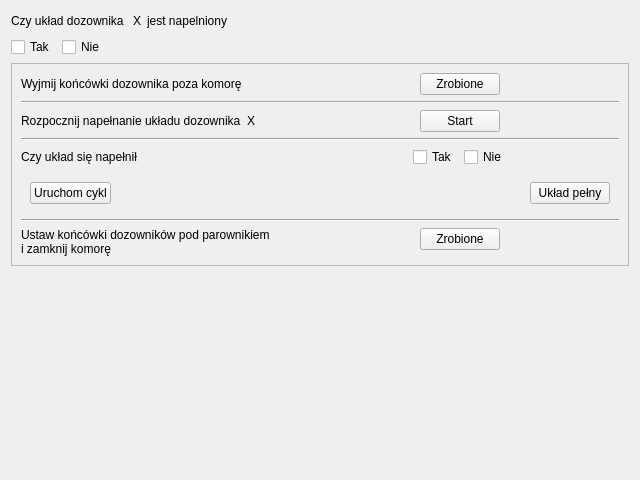
Old version of the form nowytest_3.ui in the repository wiacekmarcin/StanowiskoChemiczne.
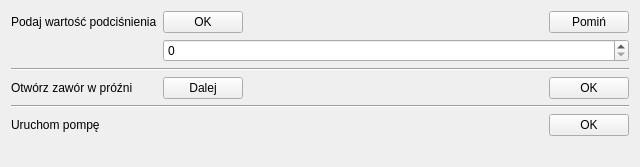
New version of the form. Custom widgets are drawn as their Qt base class.

```diff
--- a/nowytest_3.ui
+++ b/nowytest_3.ui
@@ -1,333 +1,57 @@
 <?xml version="1.0" encoding="UTF-8"?>
 <ui version="4.0">
  <class>NowyTest_3</class>
- <widget class="QWizardPage" name="NowyTest_3">
+ <widget class="TestPage" name="NowyTest_3">
   <property name="geometry">
    <rect>
     <x>0</x>
     <y>0</y>
     <width>640</width>
-    <height>480</height>
+    <height>167</height>
    </rect>
   </property>
-  <property name="windowTitle">
-   <string>Dialog</string>
+  <property name="title" stdset="0">
+   <string>Przygotowanie do startu testu  - krok 1</string>
   </property>
-  <property name="title">
-   <string>Przygotowanie stanowiska testowego</string>
+  <property name="subTitle" stdset="0">
+   <string>Przegląd zaworów i ciśnienia</string>
   </property>
-  <property name="subTitle">
-   <string>Należy się upewnić, że układ dozownika jest napełniony. Jeżeli układ jest pusty lub niepełny, to należy wykonać poniższe czynności.</string>
+  <property name="buttonName" stdset="0">
+   <string>Dalej</string>
   </property>
-  <attribute name="pageId">
-   <string notr="true">3</string>
-  </attribute>
-  <layout class="QGridLayout" name="gridLayout">
-   <item row="1" column="1">
-    <widget class="QCheckBox" name="cbNo">
-     <property name="text">
-      <string>Nie</string>
-     </property>
-    </widget>
-   </item>
-   <item row="3" column="0">
-    <spacer name="verticalSpacer">
-     <property name="orientation">
-      <enum>Qt::Vertical</enum>
-     </property>
-     <property name="sizeHint" stdset="0">
-      <size>
-       <width>20</width>
-       <height>40</height>
-      </size>
-     </property>
-    </spacer>
-   </item>
-   <item row="1" column="2">
-    <spacer name="horizontalSpacer_2">
-     <property name="orientation">
-      <enum>Qt::Horizontal</enum>
-     </property>
-     <property name="sizeHint" stdset="0">
-      <size>
-       <width>40</width>
-       <height>20</height>
-      </size>
-     </property>
-    </spacer>
-   </item>
-   <item row="1" column="0">
-    <widget class="QCheckBox" name="cbYes">
-     <property name="text">
-      <string>Tak</string>
-     </property>
-    </widget>
-   </item>
-   <item row="0" column="0" colspan="3">
-    <layout class="QHBoxLayout" name="horizontalLayout">
-     <item>
-      <widget class="QLabel" name="lquestion1">
-       <property name="text">
-        <string>Czy układ dozownika </string>
-       </property>
-      </widget>
-     </item>
-     <item>
-      <widget class="QLabel" name="dozowniknr">
-       <property name="text">
-        <string>X</string>
-       </property>
-      </widget>
-     </item>
-     <item>
-      <widget class="QLabel" name="lquestion2">
-       <property name="text">
-        <string>jest napelniony</string>
-       </property>
-      </widget>
-     </item>
-     <item>
-      <spacer name="horizontalSpacer">
-       <property name="orientation">
-        <enum>Qt::Horizontal</enum>
-       </property>
-       <property name="sizeHint" stdset="0">
-        <size>
-         <width>40</width>
-         <height>20</height>
-        </size>
-       </property>
-      </spacer>
-     </item>
-    </layout>
-   </item>
-   <item row="2" column="0" colspan="3">
-    <widget class="QFrame" name="frame">
-     <property name="enabled">
-      <bool>true</bool>
-     </property>
-     <property name="frameShape">
-      <enum>QFrame::StyledPanel</enum>
-     </property>
-     <property name="frameShadow">
-      <enum>QFrame::Raised</enum>
-     </property>
-     <layout class="QFormLayout" name="formLayout">
+  <layout class="QFormLayout" name="formLayout_2">
       <item row="0" column="0">
-       <widget class="QLabel" name="lstep1">
-        <property name="enabled">
-         <bool>true</bool>
-        </property>
-        <property name="text">
-         <string>Wyjmij końcówki dozownika poza komorę</string>
-        </property>
-       </widget>
-      </item>
-      <item row="0" column="1">
-       <layout class="QHBoxLayout" name="horizontalLayout_5">
-        <item>
-         <spacer name="horizontalSpacer_4">
-          <property name="orientation">
-           <enum>Qt::Horizontal</enum>
-          </property>
-          <property name="sizeHint" stdset="0">
-           <size>
-            <width>40</width>
-            <height>20</height>
-           </size>
-          </property>
-         </spacer>
-        </item>
-        <item>
-         <widget class="QPushButton" name="pbStep1">
-          <property name="enabled">
-           <bool>true</bool>
-          </property>
-          <property name="text">
-           <string>Zrobione</string>
-          </property>
-         </widget>
-        </item>
-        <item>
-         <spacer name="horizontalSpacer_5">
-          <property name="orientation">
-           <enum>Qt::Horizontal</enum>
-          </property>
-          <property name="sizeHint" stdset="0">
-           <size>
-            <width>40</width>
-            <height>20</height>
-           </size>
-          </property>
-         </spacer>
-        </item>
-       </layout>
-      </item>
-      <item row="7" column="0">
-       <widget class="QLabel" name="lstep3">
-        <property name="enabled">
-         <bool>true</bool>
-        </property>
-        <property name="text">
-         <string>Czy układ się napełnił</string>
-        </property>
-       </widget>
-      </item>
-      <item row="7" column="1">
-       <layout class="QHBoxLayout" name="horizontalLayout_3">
-        <item>
-         <spacer name="horizontalSpacer_8">
-          <property name="orientation">
-           <enum>Qt::Horizontal</enum>
-          </property>
-          <property name="sizeHint" stdset="0">
-           <size>
-            <width>40</width>
-            <height>20</height>
-           </size>
-          </property>
-         </spacer>
-        </item>
-        <item>
-         <widget class="QCheckBox" name="cbStep3Yes">
-          <property name="enabled">
-           <bool>true</bool>
-          </property>
-          <property name="text">
-           <string>Tak</string>
-          </property>
-         </widget>
-        </item>
-        <item>
-         <widget class="QCheckBox" name="cbStep3No">
-          <property name="enabled">
-           <bool>true</bool>
-          </property>
-          <property name="text">
-           <string>Nie</string>
-          </property>
-         </widget>
-        </item>
-        <item>
-         <spacer name="horizontalSpacer_9">
-          <property name="orientation">
-           <enum>Qt::Horizontal</enum>
-          </property>
-          <property name="sizeHint" stdset="0">
-           <size>
-            <width>40</width>
-            <height>20</height>
-           </size>
-          </property>
-         </spacer>
-        </item>
-       </layout>
-      </item>
-      <item row="12" column="0">
-       <widget class="QLabel" name="lstep4">
-        <property name="enabled">
-         <bool>true</bool>
-        </property>
-        <property name="text">
-         <string>Ustaw końcówki dozowników pod parownikiem 
-i zamknij komorę</string>
-        </property>
-       </widget>
-      </item>
-      <item row="12" column="1">
-       <layout class="QHBoxLayout" name="horizontalLayout_7">
-        <item>
-         <spacer name="horizontalSpacer_10">
-          <property name="orientation">
-           <enum>Qt::Horizontal</enum>
-          </property>
-          <property name="sizeHint" stdset="0">
-           <size>
-            <width>40</width>
-            <height>20</height>
-           </size>
-          </property>
-         </spacer>
-        </item>
-        <item>
-         <widget class="QPushButton" name="pbStep4">
-          <property name="enabled">
-           <bool>true</bool>
-          </property>
-          <property name="text">
-           <string>Zrobione</string>
-          </property>
-         </widget>
-        </item>
-        <item>
-         <spacer name="horizontalSpacer_11">
-          <property name="orientation">
-           <enum>Qt::Horizontal</enum>
-          </property>
-          <property name="sizeHint" stdset="0">
-           <size>
-            <width>40</width>
-            <height>20</height>
-           </size>
-          </property>
-         </spacer>
-        </item>
-       </layout>
-      </item>
-      <item row="1" column="0" colspan="2">
-       <widget class="Line" name="line">
-        <property name="minimumSize">
-         <size>
-          <width>15</width>
-          <height>2</height>
-         </size>
-        </property>
-        <property name="orientation">
-         <enum>Qt::Horizontal</enum>
-        </property>
-       </widget>
-      </item>
-      <item row="3" column="0">
-       <layout class="QHBoxLayout" name="horizontalLayout_2">
-        <item>
          <widget class="QLabel" name="lstep2">
-          <property name="enabled">
-           <bool>true</bool>
-          </property>
           <property name="text">
-           <string>Rozpocznij napełnanie układu dozownika</string>
+      <string>Podaj wartość podciśnienia</string>
           </property>
          </widget>
         </item>
-        <item>
-         <widget class="QLabel" name="dozowniknr_2">
-          <property name="enabled">
-           <bool>true</bool>
-          </property>
+   <item row="2" column="0" colspan="2">
+    <widget class="Line" name="line">
+     <property name="orientation">
+      <enum>Qt::Horizontal</enum>
+     </property>
+    </widget>
+   </item>
+   <item row="4" column="0">
+    <widget class="QLabel" name="lstep2A">
           <property name="text">
-           <string>X</string>
+      <string>Otwórz zawór w próźni</string>
           </property>
          </widget>
         </item>
+   <item row="4" column="1">
+    <layout class="QHBoxLayout" name="horizontalLayout_9">
         <item>
-         <spacer name="horizontalSpacer_12">
-          <property name="orientation">
-           <enum>Qt::Horizontal</enum>
-          </property>
-          <property name="sizeHint" stdset="0">
-           <size>
-            <width>40</width>
-            <height>20</height>
-           </size>
-          </property>
-         </spacer>
-        </item>
-       </layout>
-      </item>
-      <item row="3" column="1">
-       <layout class="QHBoxLayout" name="horizontalLayout_6">
+      <widget class="QPushButton" name="pbStep2A_Next">
+       <property name="text">
+        <string>Dalej</string>
+       </property>
+      </widget>
+     </item>
         <item>
-         <spacer name="horizontalSpacer_6">
+      <spacer name="horizontalSpacer_11">
           <property name="orientation">
            <enum>Qt::Horizontal</enum>
           </property>
@@ -340,111 +64,96 @@
          </spacer>
         </item>
         <item>
-         <widget class="QPushButton" name="pbStep2">
-          <property name="enabled">
-           <bool>true</bool>
-          </property>
+      <widget class="QPushButton" name="pbStep2A_OK">
           <property name="text">
-           <string>Start</string>
+        <string>OK</string>
           </property>
          </widget>
         </item>
-        <item>
-         <spacer name="horizontalSpacer_7">
-          <property name="orientation">
-           <enum>Qt::Horizontal</enum>
-          </property>
-          <property name="sizeHint" stdset="0">
-           <size>
-            <width>40</width>
-            <height>20</height>
-           </size>
-          </property>
-         </spacer>
-        </item>
-       </layout>
-      </item>
-      <item row="6" column="0" colspan="2">
+    </layout>
+   </item>
+   <item row="5" column="0" colspan="2">
        <widget class="Line" name="line_2">
-        <property name="minimumSize">
-         <size>
-          <width>15</width>
-          <height>2</height>
-         </size>
-        </property>
         <property name="orientation">
          <enum>Qt::Horizontal</enum>
         </property>
        </widget>
       </item>
-      <item row="10" column="0" colspan="2">
-       <widget class="QWidget" name="wstep3a" native="true">
-        <layout class="QHBoxLayout" name="horizontalLayout_4">
-         <item>
-          <widget class="QPushButton" name="pbStep3aRun">
-           <property name="enabled">
-            <bool>true</bool>
-           </property>
+   <item row="6" column="0">
+    <widget class="QLabel" name="lStep2B">
            <property name="text">
-            <string>Uruchom cykl</string>
+      <string>Uruchom pompę</string>
            </property>
           </widget>
          </item>
+   <item row="6" column="1">
+    <layout class="QHBoxLayout" name="horizontalLayout_10">
          <item>
-          <spacer name="horizontalSpacer_3">
+      <spacer name="horizontalSpacer_12">
            <property name="orientation">
             <enum>Qt::Horizontal</enum>
            </property>
            <property name="sizeHint" stdset="0">
             <size>
-             <width>403</width>
+         <width>40</width>
              <height>20</height>
             </size>
            </property>
           </spacer>
          </item>
          <item>
-          <widget class="QPushButton" name="pbStep3aOk">
-           <property name="enabled">
-            <bool>true</bool>
-           </property>
+      <widget class="QPushButton" name="pbStep2B_OK">
            <property name="text">
-            <string>Układ pełny</string>
+        <string>OK</string>
            </property>
           </widget>
          </item>
         </layout>
-       </widget>
-      </item>
-      <item row="11" column="0" colspan="2">
-       <widget class="Line" name="line_3">
-        <property name="minimumSize">
+   </item>
+   <item row="0" column="1">
+    <layout class="QHBoxLayout" name="horizontalLayout_8">
+     <item>
+      <widget class="QPushButton" name="pbStep2_OK">
+       <property name="text">
+        <string>OK</string>
+       </property>
+      </widget>
+     </item>
+     <item>
+      <spacer name="horizontalSpacer_10">
+       <property name="orientation">
+        <enum>Qt::Horizontal</enum>
+       </property>
+       <property name="sizeHint" stdset="0">
          <size>
-          <width>15</width>
-          <height>2</height>
-         </size>
-        </property>
-        <property name="orientation">
-         <enum>Qt::Horizontal</enum>
+         <width>40</width>
+         <height>20</height>
+        </size>
+       </property>
+      </spacer>
+     </item>
+     <item>
+      <widget class="QPushButton" name="pbStep2_Skip">
+       <property name="text">
+        <string>Pomiń</string>
         </property>
        </widget>
       </item>
      </layout>
-    </widget>
    </item>
+   <item row="1" column="1">
+    <widget class="QSpinBox" name="podcisnienie"/>
+   </item>
   </layout>
  </widget>
- <tabstops>
-  <tabstop>cbYes</tabstop>
-  <tabstop>cbNo</tabstop>
-  <tabstop>pbStep1</tabstop>
-  <tabstop>pbStep2</tabstop>
-  <tabstop>cbStep3Yes</tabstop>
-  <tabstop>cbStep3No</tabstop>
-  <tabstop>pbStep3aRun</tabstop>
-  <tabstop>pbStep3aOk</tabstop>
-  <tabstop>pbStep4</tabstop>
- </tabstops>
+ <customwidgets>
+  <customwidget>
+   <class>TestPage</class>
+   <extends>QWidget</extends>
+   <header>testpage.h</header>
+   <container>1</container>
+  </customwidget>
+ </customwidgets>
  <resources/>
  <connections/>
 </ui>
```
Lines whose indentation alone changed are shown as unchanged.
